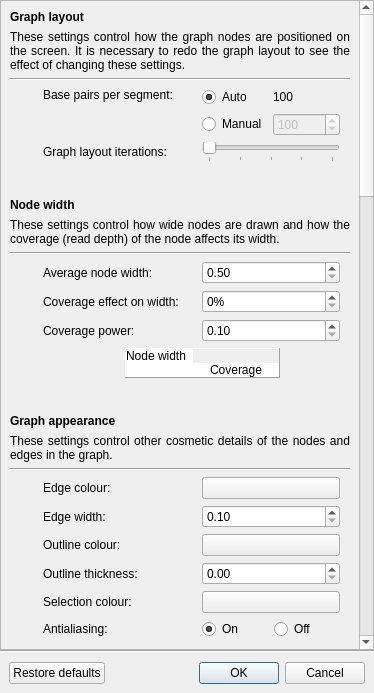
Old version of the form ui/settingsdialog.ui in the repository rrwick/Bandage.
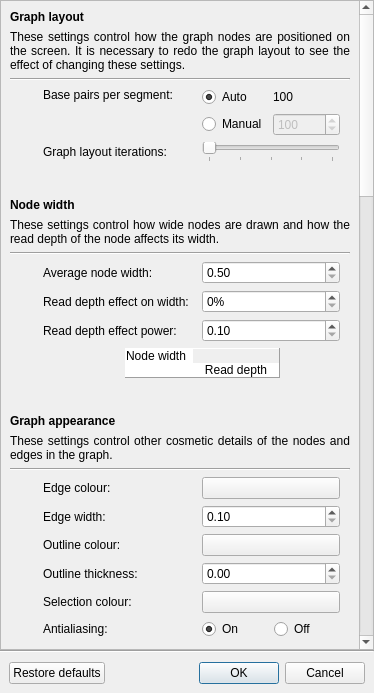
New version of the form. Custom widgets are drawn as their Qt base class.

Commit message: Change 'coverage' to 'read depth'

Patch:
```diff
--- a/ui/settingsdialog.ui
+++ b/ui/settingsdialog.ui
@@ -38,7 +38,7 @@
       <property name="geometry">
        <rect>
         <x>0</x>
-        <y>-2063</y>
+        <y>-1449</y>
         <width>431</width>
         <height>2724</height>
        </rect>
@@ -720,7 +720,7 @@
           </sizepolicy>
          </property>
          <property name="text">
-          <string>Coverage effect on width:</string>
+          <string>Read depth effect on width:</string>
          </property>
         </widget>
        </item>
@@ -753,7 +753,7 @@
           </sizepolicy>
          </property>
          <property name="text">
-          <string>Coverage power:</string>
+          <string>Read depth effect power:</string>
          </property>
         </widget>
        </item>
@@ -1663,7 +1663,7 @@
                 <string notr="true">background-color: rgb(255, 255, 255)</string>
                </property>
                <property name="text">
-                <string>Coverage</string>
+                <string>Read depth</string>
                </property>
                <property name="alignment">
                 <set>Qt::AlignCenter</set>
@@ -2055,7 +2055,7 @@
        <item row="10" column="0" colspan="5">
         <widget class="QLabel" name="nodeWidthDescriptionLabel">
          <property name="text">
-          <string>These settings control how wide nodes are drawn and how the coverage (read depth) of the node affects its width.</string>
+          <string>These settings control how wide nodes are drawn and how the read depth of the node affects its width.</string>
          </property>
          <property name="alignment">
           <set>Qt::AlignJustify|Qt::AlignVCenter</set>
```
Left out of the diff: 62 changed lines with no effect on the pictures. The commit also changes 18 other files.
